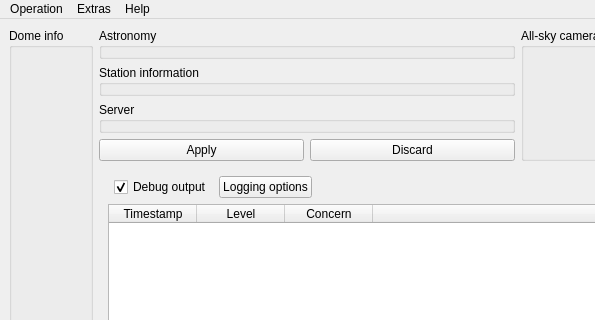
The window that mainwindow.ui (AMOS-uniba/amos-client) describes before a commit, drawn with Qt 5; both pictures show x 0 to 595 and y 0 to 320 of the 1367 by 830 pixel window.
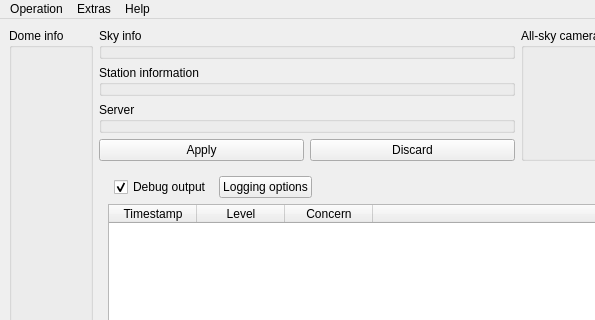
The same window after the commit. Icons and pictures are not drawn. Custom widgets are drawn as their Qt base class.

Diff of the .ui file:
```diff
--- a/mainwindow.ui
+++ b/mainwindow.ui
@@ -112,7 +112,7 @@
           </sizepolicy>
          </property>
          <property name="title">
-          <string notr="true">Astronomy</string>
+          <string notr="true">Sky info</string>
          </property>
         </widget>
        </item>
```
